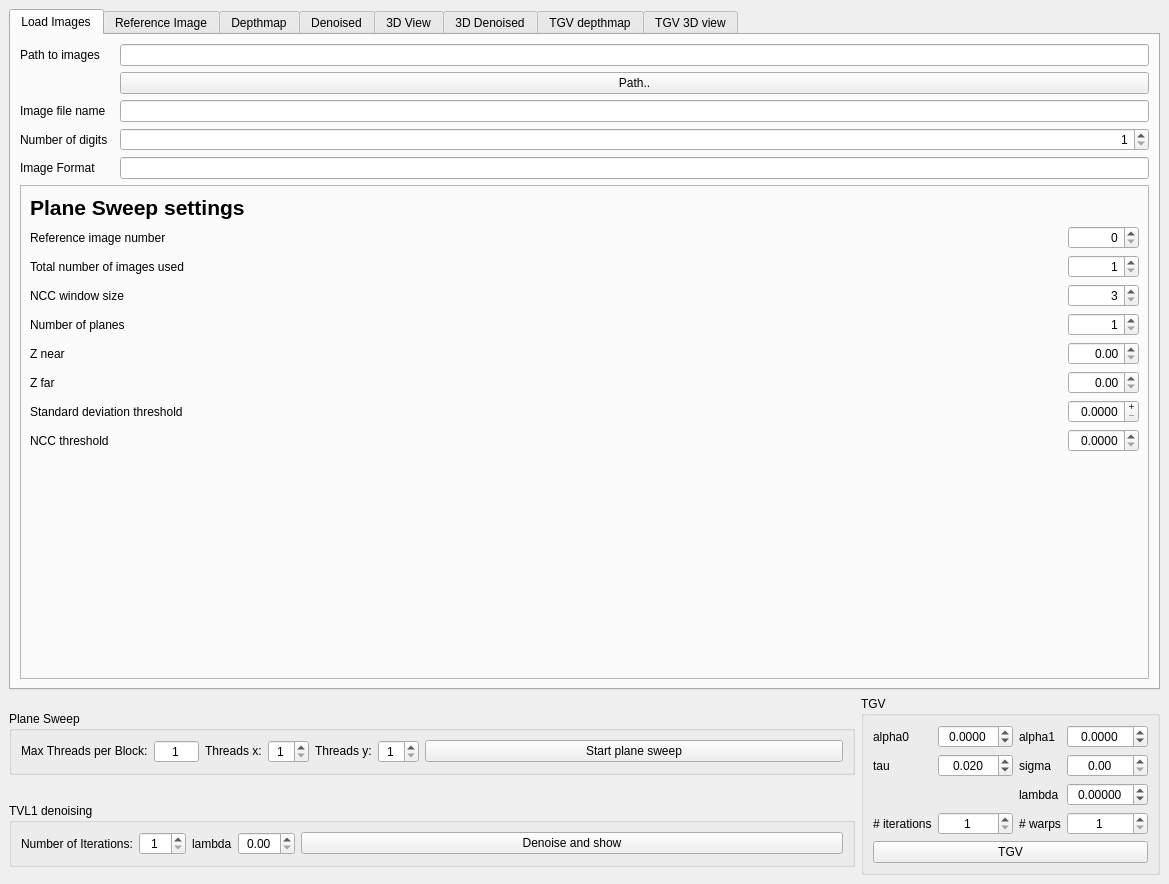
First picture: the form in src/pclviewer.ui, repository dkavolis/plane-sweep-cuda, before the edit.
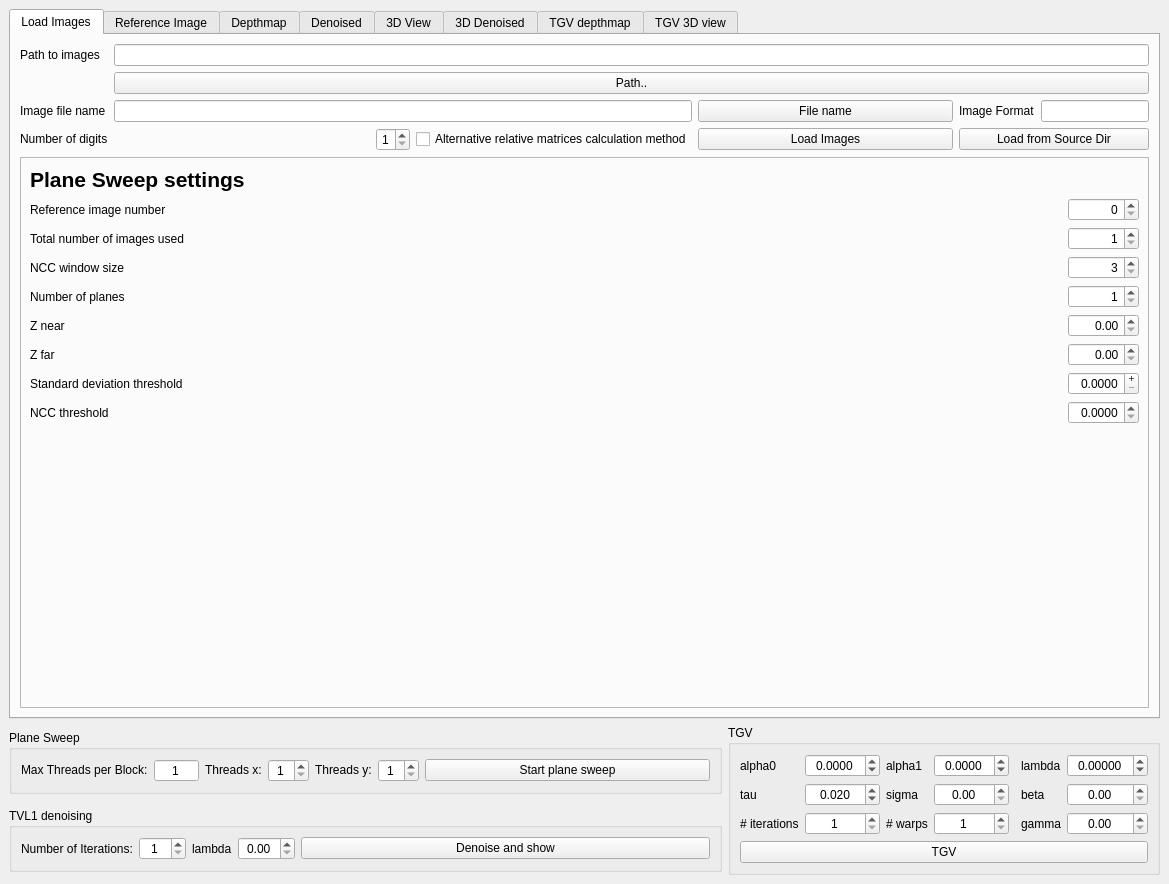
Second picture: the form after the edit. The open tabs and pages were chosen to show the change. Custom widgets are drawn as their Qt base class.

Patch:
```diff
--- a/src/pclviewer.ui
+++ b/src/pclviewer.ui
@@ -61,22 +61,14 @@
         <string>Load Images</string>
        </attribute>
        <layout class="QGridLayout" name="gridLayout">
-        <item row="0" column="2">
-         <widget class="QLineEdit" name="imagePath">
-          <property name="alignment">
-           <set>Qt::AlignRight|Qt::AlignTrailing|Qt::AlignVCenter</set>
-          </property>
-         </widget>
-        </item>
-        <item row="0" column="0">
-         <widget class="QLabel" name="label">
-          <property name="text">
-           <string>Path to images</string>
-          </property>
-         </widget>
-        </item>
         <item row="3" column="2">
          <widget class="QSpinBox" name="imageDigits">
+          <property name="sizePolicy">
+           <sizepolicy hsizetype="Fixed" vsizetype="Fixed">
+            <horstretch>0</horstretch>
+            <verstretch>0</verstretch>
+           </sizepolicy>
+          </property>
           <property name="alignment">
            <set>Qt::AlignRight|Qt::AlignTrailing|Qt::AlignVCenter</set>
           </property>
@@ -88,35 +80,81 @@
           </property>
          </widget>
         </item>
+        <item row="0" column="0">
+         <widget class="QLabel" name="label">
+          <property name="sizePolicy">
+           <sizepolicy hsizetype="Fixed" vsizetype="Fixed">
+            <horstretch>0</horstretch>
+            <verstretch>0</verstretch>
+           </sizepolicy>
+          </property>
+          <property name="text">
+           <string>Path to images</string>
+          </property>
+          <property name="buddy">
+           <cstring>imagePath</cstring>
+          </property>
+         </widget>
+        </item>
         <item row="2" column="0">
          <widget class="QLabel" name="label_2">
+          <property name="sizePolicy">
+           <sizepolicy hsizetype="Fixed" vsizetype="Fixed">
+            <horstretch>0</horstretch>
+            <verstretch>0</verstretch>
+           </sizepolicy>
+          </property>
           <property name="text">
            <string>Image file name</string>
           </property>
-         </widget>
-        </item>
-        <item row="2" column="2">
-         <widget class="QLineEdit" name="imageName">
-          <property name="alignment">
-           <set>Qt::AlignRight|Qt::AlignTrailing|Qt::AlignVCenter</set>
-          </property>
-         </widget>
-        </item>
-        <item row="1" column="2">
-         <widget class="QPushButton" name="imagePathButton">
-          <property name="text">
-           <string>Path..</string>
+          <property name="buddy">
+           <cstring>imageName</cstring>
           </property>
          </widget>
         </item>
         <item row="3" column="0">
          <widget class="QLabel" name="label_3">
+          <property name="sizePolicy">
+           <sizepolicy hsizetype="Fixed" vsizetype="Fixed">
+            <horstretch>0</horstretch>
+            <verstretch>0</verstretch>
+           </sizepolicy>
+          </property>
           <property name="text">
            <string>Number of digits</string>
           </property>
          </widget>
         </item>
-        <item row="6" column="0" colspan="3">
+        <item row="2" column="6">
+         <widget class="QLineEdit" name="imageFormat">
+          <property name="sizePolicy">
+           <sizepolicy hsizetype="Fixed" vsizetype="Fixed">
+            <horstretch>0</horstretch>
+            <verstretch>0</verstretch>
+           </sizepolicy>
+          </property>
+          <property name="alignment">
+           <set>Qt::AlignRight|Qt::AlignTrailing|Qt::AlignVCenter</set>
+          </property>
+         </widget>
+        </item>
+        <item row="2" column="5">
+         <widget class="QLabel" name="label_5">
+          <property name="sizePolicy">
+           <sizepolicy hsizetype="Fixed" vsizetype="Fixed">
+            <horstretch>0</horstretch>
+            <verstretch>0</verstretch>
+           </sizepolicy>
+          </property>
+          <property name="text">
+           <string>Image Format</string>
+          </property>
+          <property name="buddy">
+           <cstring>imageFormat</cstring>
+          </property>
+         </widget>
+        </item>
+        <item row="6" column="0" colspan="7">
          <widget class="QFrame" name="frame">
           <property name="frameShape">
            <enum>QFrame::StyledPanel</enum>
@@ -330,7 +368,7 @@
              </property>
             </spacer>
            </item>
-           <item row="11" column="0">
+           <item row="12" column="0">
             <spacer name="verticalSpacer">
              <property name="orientation">
               <enum>Qt::Vertical</enum>
@@ -346,17 +384,58 @@
           </layout>
          </widget>
         </item>
-        <item row="4" column="2">
-         <widget class="QLineEdit" name="imageFormat">
+        <item row="1" column="1" colspan="6">
+         <widget class="QPushButton" name="imagePathButton">
+          <property name="text">
+           <string>Path..</string>
+          </property>
+         </widget>
+        </item>
+        <item row="0" column="1" colspan="6">
+         <widget class="QLineEdit" name="imagePath">
           <property name="alignment">
            <set>Qt::AlignRight|Qt::AlignTrailing|Qt::AlignVCenter</set>
           </property>
          </widget>
         </item>
-        <item row="4" column="0">
-         <widget class="QLabel" name="label_5">
+        <item row="2" column="1" colspan="3">
+         <widget class="QLineEdit" name="imageName">
+          <property name="alignment">
+           <set>Qt::AlignRight|Qt::AlignTrailing|Qt::AlignVCenter</set>
+          </property>
+         </widget>
+        </item>
+        <item row="3" column="3">
+         <widget class="QCheckBox" name="altmethod">
+          <property name="sizePolicy">
+           <sizepolicy hsizetype="Fixed" vsizetype="Fixed">
+            <horstretch>0</horstretch>
+            <verstretch>0</verstretch>
+           </sizepolicy>
+          </property>
           <property name="text">
-           <string>Image Format</string>
+           <string>Alternative relative matrices calculation method</string>
+          </property>
+         </widget>
+        </item>
+        <item row="2" column="4">
+         <widget class="QPushButton" name="imageNameButton">
+          <property name="text">
+           <string>File name</string>
+          </property>
+         </widget>
+        </item>
+        <item row="3" column="5" colspan="2">
+         <widget class="QPushButton" name="loadfromsrc">
+          <property name="text">
+           <string>Load from Source Dir</string>
+          </property>
+         </widget>
+        </item>
+        <item row="3" column="4">
+         <widget class="QPushButton" name="loadfromdir">
+          <property name="text">
+           <string>Load Images</string>
           </property>
          </widget>
         </item>
@@ -889,13 +968,6 @@
          </property>
         </widget>
        </item>
-       <item row="5" column="0" colspan="4">
-        <widget class="QPushButton" name="tgv_button">
-         <property name="text">
-          <string>TGV</string>
-         </property>
-        </widget>
-       </item>
        <item row="1" column="1">
         <widget class="QDoubleSpinBox" name="tgv_tau">
          <property name="alignment">
@@ -922,7 +994,17 @@
          </property>
         </widget>
        </item>
-       <item row="3" column="3">
+       <item row="0" column="5">
+        <widget class="QLabel" name="tgv_lambda_label">
+         <property name="text">
+          <string>lambda</string>
+         </property>
+         <property name="buddy">
+          <cstring>tgv_lambda</cstring>
+         </property>
+        </widget>
+       </item>
+       <item row="0" column="6">
         <widget class="QDoubleSpinBox" name="tgv_lambda">
          <property name="alignment">
           <set>Qt::AlignCenter</set>
@@ -938,10 +1020,47 @@
          </property>
         </widget>
        </item>
-       <item row="3" column="2">
-        <widget class="QLabel" name="tgv_lambda_label">
+       <item row="1" column="5">
+        <widget class="QLabel" name="tgv_beta_label">
          <property name="text">
-          <string>lambda</string>
+          <string>beta</string>
+         </property>
+         <property name="buddy">
+          <cstring>tgv_beta</cstring>
+         </property>
+        </widget>
+       </item>
+       <item row="4" column="5">
+        <widget class="QLabel" name="tgv_gamma_label">
+         <property name="text">
+          <string>gamma</string>
+         </property>
+         <property name="buddy">
+          <cstring>tgv_gamma</cstring>
+         </property>
+        </widget>
+       </item>
+       <item row="1" column="6">
+        <widget class="QDoubleSpinBox" name="tgv_beta">
+         <property name="alignment">
+          <set>Qt::AlignCenter</set>
+         </property>
+         <property name="decimals">
+          <number>2</number>
+         </property>
+        </widget>
+       </item>
+       <item row="4" column="6">
+        <widget class="QDoubleSpinBox" name="tgv_gamma">
+         <property name="alignment">
+          <set>Qt::AlignCenter</set>
+         </property>
+        </widget>
+       </item>
+       <item row="5" column="0" colspan="7">
+        <widget class="QPushButton" name="tgv_button">
+         <property name="text">
+          <string>TGV</string>
          </property>
         </widget>
        </item>
```
Left out of the diff: 486 changed lines with no effect on the pictures.
